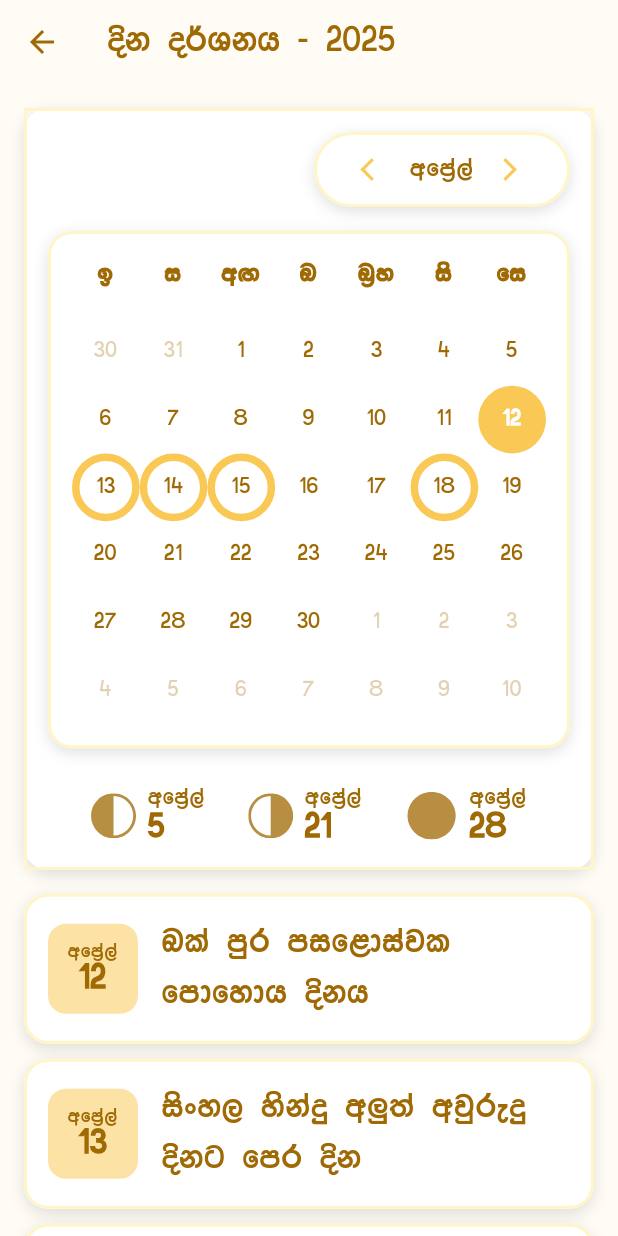
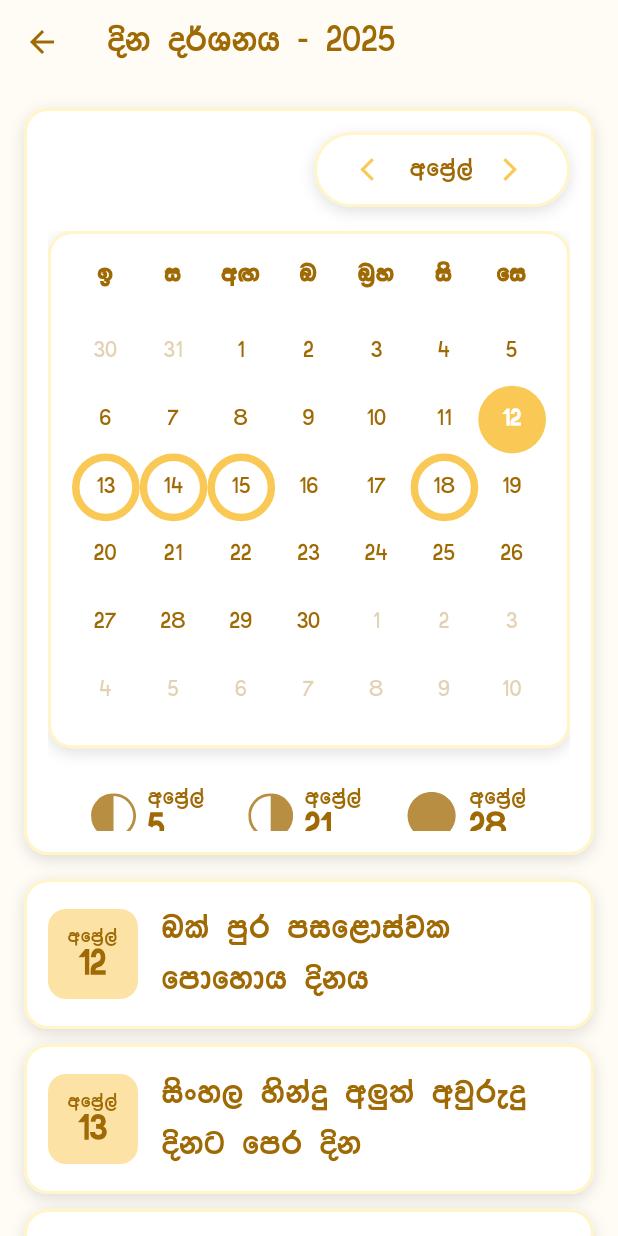
Before and after one commit to DilharaSannasgala/E-Litha-Flutter-App, a Flutter app: the CalendarScreen screen opened by its route, on a phone screen of 412 x 824 dp. Run offline on Flutter 3.47's test engine with Material 3 defaults, Android fonts, the light colour scheme and no system bars; our stand-ins replace awesome_notifications, flutter_svg.

```diff
--- a/assets/data/calendar_data.json
+++ b/assets/data/calendar_data.json
@@ -28,8 +28,8 @@
         "year": 2025,
         "month": 3,
         "day": 31,
-        "name": "රීදුල් ෆීතර් (රාමසාන් දිනය) අදයි...",
-        "description": "",
+        "name": "Bÿ,a *S;¾ - rduidka Èkh",
+        "description": "ඊදුල් ෆීතර් (රාමසාන් දිනය) අදයි...",
         "isPublicHoliday": true
       },
       {
--- a/lib/screens/calender-screen.dart
+++ b/lib/screens/calender-screen.dart
@@ -18,6 +18,7 @@ class CalendarScreen extends StatefulWidget {
 }
 
 class _CalendarScreenState extends State<CalendarScreen> {
+  late PageController _pageController;
   late int currentMonth;
   late int currentYear;
   List<HolidayInfo> holidayData = [];
@@ -33,9 +34,19 @@ class _CalendarScreenState extends State<CalendarScreen> {
   void initState() {
     super.initState();
     final now = DateTime.now();
-    currentMonth = now.month - 1;
+    currentMonth = now.month - 1; // 0-indexed month
     currentYear = now.year;
+
+    // Initialize the PageController with the current month
+    _pageController = PageController(initialPage: currentMonth);
+
     _loadCalendarData();
+  }
+
+  @override
+  void dispose() {
+    _pageController.dispose();
+    super.dispose();
   }
 
   Future<void> _loadCalendarData() async {
@@ -84,6 +95,26 @@ class _CalendarScreenState extends State<CalendarScreen> {
           ),
         );
       }
+    }
+  }
+
+  // Navigate to the previous month if possible (within the current year)
+  void _previousMonth() {
+    if (currentMonth > 0) {
+      _pageController.previousPage(
+        duration: Duration(milliseconds: 300),
+        curve: Curves.easeInOut,
+      );
+    }
+  }
+
+  // Navigate to the next month if possible (within the current year)
+  void _nextMonth() {
+    if (currentMonth < 11) {
+      _pageController.nextPage(
+        duration: Duration(milliseconds: 300),
+        curve: Curves.easeInOut,
+      );
     }
   }
 
@@ -181,6 +212,7 @@ class _CalendarScreenState extends State<CalendarScreen> {
           color: AppColor.borderLightColor,
           width: 2,
         ),
+        borderRadius: BorderRadius.circular(16),
       ),
       padding: const EdgeInsets.all(16.0),
       child: SingleChildScrollView(
@@ -188,37 +220,42 @@ class _CalendarScreenState extends State<CalendarScreen> {
           children: [
             MonthNavigation(
               month: CustomDateTime().getCustomMonth(currentMonth + 1),
-              onPrevious: () {
+              onPrevious: _previousMonth,
+              onNext: _nextMonth,
+              canGoBack: currentMonth > 0,
+              canGoForward: currentMonth < 11,
+            ),
+            SizedBox(height: 16),
+            Container(
+              height: 400, // Set a fixed height for the PageView
+              child: PageView.builder(
+                controller: _pageController,
+                itemCount: 12, // 12 months in a year
+                onPageChanged: (index) {
                   setState(() {
-                  if (currentMonth > 0) {
-                    currentMonth--;
-                  } else {
-                    currentMonth = 11;
-                    currentYear--;
-                  }
+                    currentMonth = index;
                   });
                 },
-              onNext: () {
-                setState(() {
-                  if (currentMonth < 11) {
-                    currentMonth++;
-                  } else {
-                    currentMonth = 0;
-                    currentYear++;
-                  }
-                });
-              },
-            ),
-            SizedBox(height: 16),
+                physics: currentMonth <= 0 || currentMonth >= 11
+                    ? NeverScrollableScrollPhysics() // Disable scrolling at boundaries
+                    : BouncingScrollPhysics(), // Otherwise enable scrolling
+                itemBuilder: (context, index) {
+                  return Column(
+                    children: [
                       CalendarGrid(
                         year: currentYear,
-              month: currentMonth,
-              holidays: getHolidaysForMonth(currentYear, currentMonth),
-              specialDates: getSpecialDatesForMonth(currentYear, currentMonth),
+                        month: index,
+                        holidays: getHolidaysForMonth(currentYear, index),
+                        specialDates: getSpecialDatesForMonth(currentYear, index),
                       ),
                       SizedBox(height: 25),
                       MoonPhaseRow(
-              moonPhases: getMoonPhasesForMonth(currentYear, currentMonth),
+                        moonPhases: getMoonPhasesForMonth(currentYear, index),
+                      ),
+                    ],
+                  );
+                },
+              ),
             ),
           ],
         ),
--- a/lib/screens/rahu-kalaya-screen.dart
+++ b/lib/screens/rahu-kalaya-screen.dart
@@ -91,8 +91,8 @@ class _RahuKalayaScreenState extends State<RahuKalayaScreen> {
                   child: Column(
                     children: [
                       if (isLoading)
-                        const Center(
-                          child: CircularProgressIndicator(),
+                         Center(
+                          child: CircularProgressIndicator(color: AppColor.accentColor),
                         )
                       else if (errorMessage != null)
                         Center(
--- a/lib/screens/rashi-income-expense-screen.dart
+++ b/lib/screens/rashi-income-expense-screen.dart
@@ -62,7 +62,7 @@ class _RashiTableScreenState extends State<RashiTableScreen> {
         ),
       ),
       body: isLoading
-          ? const Center(child: CircularProgressIndicator())
+          ?  Center(child: CircularProgressIndicator(color: AppColor.accentColor,))
           : SafeArea(
               child: SingleChildScrollView(
                 padding: const EdgeInsets.all(16),
--- a/lib/widgets/calender/calender-month-navigation.dart
+++ b/lib/widgets/calender/calender-month-navigation.dart
@@ -6,12 +6,16 @@ class MonthNavigation extends StatelessWidget {
   final String month;
   final VoidCallback onPrevious;
   final VoidCallback onNext;
+  final bool canGoBack;
+  final bool canGoForward;
 
   const MonthNavigation({
     Key? key,
     required this.month,
     required this.onPrevious,
     required this.onNext,
+    this.canGoBack = true,
+    this.canGoForward = true,
   }) : super(key: key);
 
   @override
@@ -45,10 +49,10 @@ class MonthNavigation extends StatelessWidget {
             IconButton(
               icon: Icon(
                 Icons.arrow_back_ios,
-                color: AppColor.accentColor,
+                color: canGoBack ? AppColor.accentColor : AppColor.borderLightColor,
                 size: 18,
               ),
-              onPressed: onPrevious,
+              onPressed: canGoBack ? onPrevious : null,
             ),
             Text(
               month,
@@ -61,10 +65,10 @@ class MonthNavigation extends StatelessWidget {
             IconButton(
               icon: Icon(
                 Icons.arrow_forward_ios,
-                color: AppColor.accentColor,
+                color: canGoForward ? AppColor.accentColor : AppColor.borderLightColor,
                 size: 18,
               ),
-              onPressed: onNext,
+              onPressed: canGoForward ? onNext : null,
             ),
           ],
         ),
```
Also changed, not shown: assets/icons/app_icon.png (added), pubspec.yaml (line endings or trailing spaces), 7 other files. Lines whose indentation alone changed are shown as unchanged.
